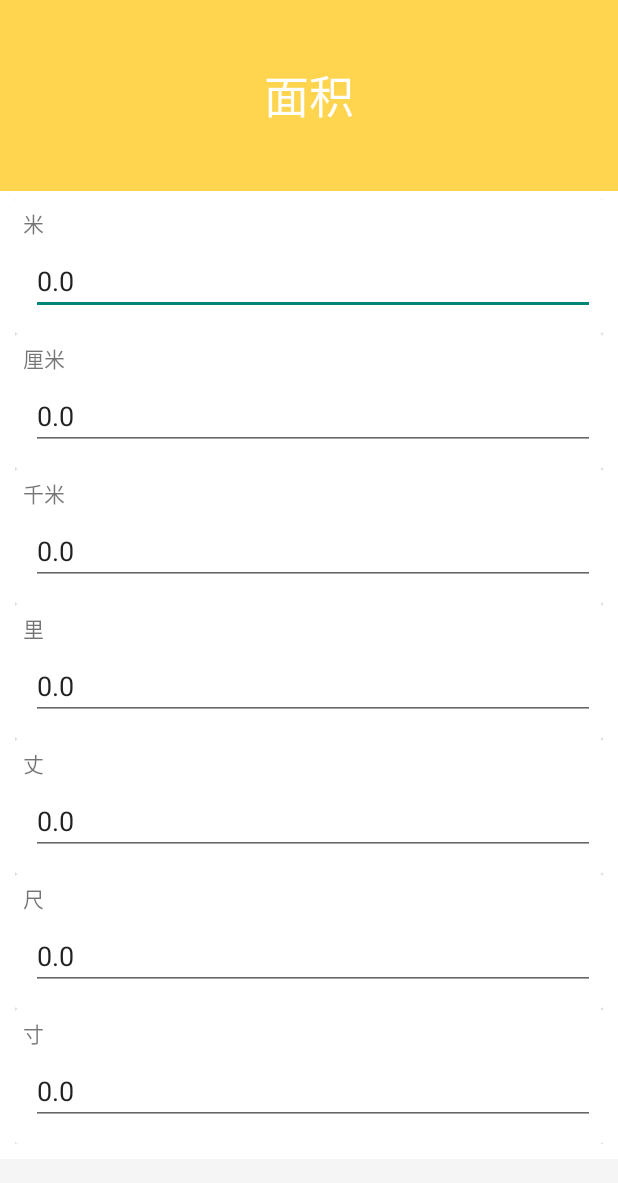
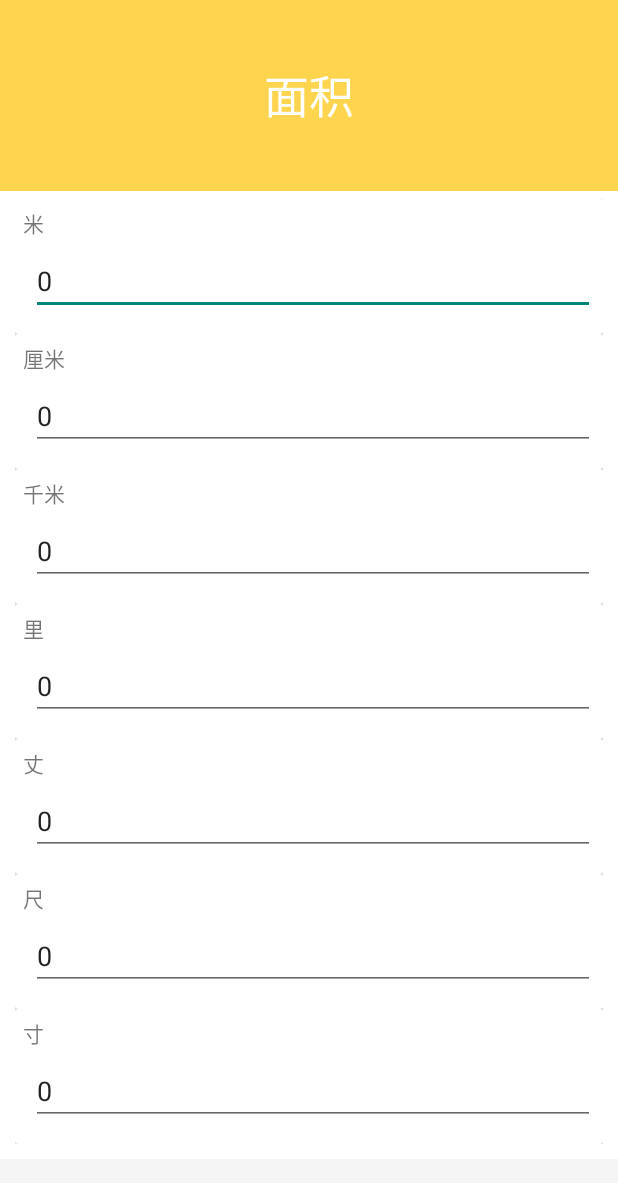
Before and after one commit to ctg168/MaterialSample, an Android app: the screen it shows after launch (MainActivity), in the side drawer, after a tap on "面积", on a phone screen of 412 x 824 dp. Shown: the top 1183 px of the screen. Run offline under Robolectric (Android 15) with nearby library versions, the phone set to English and light mode, and no system bars.

Commit message:
BigDecimal搞的头大啊！

```diff
--- a/app/src/main/java/com/terry/materialsample/Huan.java
+++ b/app/src/main/java/com/terry/materialsample/Huan.java
@@ -17,8 +17,10 @@ public abstract class Huan extends ArrayList<HuanItem> {
         ObjectName = objectName;
     }
 
-
-
-
-
+    public HuanItem getISItem() {
+        for (HuanItem item : this) {
+            if (item.IsSI) return item;
+        }
+        throw new RuntimeException("没有标准单位!");
+    }
 }
--- a/app/src/main/java/com/terry/materialsample/HuanFragment.java
+++ b/app/src/main/java/com/terry/materialsample/HuanFragment.java
@@ -18,6 +18,7 @@ import android.widget.LinearLayout;
 import android.widget.TextView;
 import android.widget.Toast;
 
+import java.math.BigDecimal;
 import java.util.HashSet;
 
 public class HuanFragment extends Fragment {
@@ -93,14 +94,17 @@ public class HuanFragment extends Fragment {
             TextView textView = (TextView) cardView.findViewById(R.id.item_name);
             textView.setText(item.ItemName);
 
-            EditText editText = (EditText) cardView.findViewById(R.id.item_value_editor);
-            editText.setText(String.valueOf(item.Value));
+            HuanItemEditText editText = (HuanItemEditText) cardView.findViewById(R.id.item_value_editor);
+            editText.setEditItem(item);
+            editText.setText(String.valueOf(BigDecimal.ZERO));
 
             item.EditorId = ++editorId;
             editText.setId(item.EditorId);
             editIds.add(item.EditorId);
 
             HuanTextWatcher watcher = new HuanTextWatcher(lstMain, item, editText, huan);
+
+
             editText.addTextChangedListener(watcher);
 
             lstMain.addView(cardView);
--- a/app/src/main/java/com/terry/materialsample/HuanItem.java
+++ b/app/src/main/java/com/terry/materialsample/HuanItem.java
@@ -1,4 +1,6 @@
 package com.terry.materialsample;
+
+import java.math.BigDecimal;
 
 /**
  * Created by terry on 2015/7/17.
@@ -14,13 +16,13 @@ public class HuanItem {
     public String ItemName;        //名称
     public String Symbol;          //符号
     public String ItemDesc;        //描述和定义
-    public double formula;         //换算公式
+    public BigDecimal formula;         //换算公式
     public String formulaDesc;     //换算描述
     public boolean IsCommon;       //是否常用
     public EqualTypeEnum EqualType;   //等于类型
-    public double Value;              //计算出的值
+    public BigDecimal Value;              //计算出的值
 
-    public HuanItem(int id, String itemName, String symbol, EqualTypeEnum equalType, double formula, String formulaDesc, boolean isCommon, boolean isSI, String itemDesc) {
+    public HuanItem(int id, String itemName, String symbol, EqualTypeEnum equalType, BigDecimal formula, String formulaDesc, boolean isCommon, boolean isSI, String itemDesc) {
         this.Id = id;
         EqualType = equalType;
         this.formula = formula;
--- /dev/null
+++ b/app/src/main/java/com/terry/materialsample/HuanItemEditText.java
@@ -0,0 +1,32 @@
+package com.terry.materialsample;
+
+import android.content.Context;
+import android.util.AttributeSet;
+import android.widget.EditText;
+
+/**
+ * Created by terry on 2015/7/29.
+ */
+public class HuanItemEditText extends android.support.v7.widget.AppCompatEditText {
+    private HuanItem EditItem;
+
+    public HuanItemEditText(Context context) {
+        super(context);
+    }
+
+    public HuanItemEditText(Context context, AttributeSet attrs) {
+        super(context, attrs);
+    }
+
+    public HuanItemEditText(Context context, AttributeSet attrs, int defStyleAttr) {
+        super(context, attrs, defStyleAttr);
+    }
+
+    public HuanItem getEditItem() {
+        return EditItem;
+    }
+
+    public void setEditItem(HuanItem editItem) {
+        EditItem = editItem;
+    }
+}
--- a/app/src/main/java/com/terry/materialsample/HuanTextWatcher.java
+++ b/app/src/main/java/com/terry/materialsample/HuanTextWatcher.java
@@ -6,6 +6,8 @@ import android.view.View;
 import android.view.ViewGroup;
 import android.widget.EditText;
 
+import java.math.BigDecimal;
+import java.math.RoundingMode;
 import java.text.DecimalFormat;
 import java.text.DecimalFormatSymbols;
 import java.text.NumberFormat;
@@ -15,22 +17,27 @@ import java.util.Locale;
 public class HuanTextWatcher implements TextWatcher {
 
     ViewGroup container;
-    View Sender;
+    HuanItemEditText Sender;
     HuanItem SourceItem;
-    Huan ItemSet;
+    HuanItem ISHuanItem;
+    Huan mHuan;
 
-    DecimalFormat decimalFormatter = (DecimalFormat) NumberFormat.getInstance(Locale.US);
+
+    DecimalFormat decimalFormatter = (DecimalFormat) NumberFormat.getInstance(Locale.CHINESE);
+    //DecimalFormat decimalFormatter = (DecimalFormat) NumberFormat.getInstance(Locale.US);
     DecimalFormatSymbols symbols = decimalFormatter.getDecimalFormatSymbols();
 
-    public HuanTextWatcher(ViewGroup container, HuanItem sourceItem, View sender, Huan itemSet) {
+    public HuanTextWatcher(ViewGroup container, HuanItem sourceItem, HuanItemEditText sender, Huan itemSet) {
         this.container = container;
         this.SourceItem = sourceItem;
         this.Sender = sender;
-        this.ItemSet = itemSet;
+        this.mHuan = itemSet;
+
+        this.ISHuanItem = mHuan.getISItem();
 
         symbols.setGroupingSeparator(',');
         decimalFormatter.setDecimalFormatSymbols(symbols);
-
+        decimalFormatter.setMaximumFractionDigits(10);
     }
 
     @Override
@@ -41,22 +48,27 @@ public class HuanTextWatcher implements TextWatcher {
     @Override
     public void onTextChanged(CharSequence s, int start, int before, int count) {
         if (!Sender.isFocused()) return;
-
         int sourceId = Sender.getId();
+        SourceItem = Sender.getEditItem(); //编辑项
 
         System.out.println(String.format("On text changed on %s in %s", s, Sender.getId()));
         if (s.length() > 0) {
-            double TargetValue = Double.parseDouble(s.toString());
-            for (HuanItem item : ItemSet) {
+
+            //文本值转换成标准值
+            BigDecimal StdValue = new BigDecimal(s.toString()).multiply(SourceItem.formula);
+
+            for (HuanItem item : mHuan) {
                 if (item.EditorId != sourceId) {
+                    BigDecimal rValue = StdValue.divide(item.formula, 10, BigDecimal.ROUND_HALF_EVEN);
+                    String aValue = decimalFormatter.format(rValue);
 
                     EditText editText = (EditText) container.findViewById(item.EditorId);
                     // editText.setText(String.format("%,.2f", String.valueOf(TargetValue / item.formula)));
-                    editText.setText(decimalFormatter.format(TargetValue / item.formula));
+                    editText.setText(aValue);
                 }
             }
         } else {
-            for (HuanItem item : ItemSet) {
+            for (HuanItem item : mHuan) {
                 if (item.EditorId != sourceId) {
                     EditText editText = (EditText) container.findViewById(item.EditorId);
                     editText.setText("");
--- a/app/src/main/java/com/terry/materialsample/LengthHuan.java
+++ b/app/src/main/java/com/terry/materialsample/LengthHuan.java
@@ -1,18 +1,19 @@
 package com.terry.materialsample;
 
+
+import java.math.BigDecimal;
 
 public class LengthHuan extends Huan {
 
     public LengthHuan() {
-        HuanItem huanItem_m = new HuanItem(1, "米", "m[<2>]", EqualTypeEnum.Equal, 1.0, "", true, true, "光在真空中1⁄299 792 458秒走过的距离（国际单位制基本单位）");
-        HuanItem huanItem_cm = new HuanItem(2, "厘米", "cm", EqualTypeEnum.Equal, 0.01, "", true, false, "一米的百分之一");
-        HuanItem huanItem_km = new HuanItem(3, "千米", "km", EqualTypeEnum.Equal, 1000.0, "", true, false, "一米的一千倍，也叫公里");
+        HuanItem huanItem_m = new HuanItem(1, "米", "m[<2>]", EqualTypeEnum.Equal, new BigDecimal(1.0), "", true, true, "光在真空中1⁄299 792 458秒走过的距离（国际单位制基本单位）");
+        HuanItem huanItem_cm = new HuanItem(2, "厘米", "cm", EqualTypeEnum.Equal, new BigDecimal(0.01), "", true, false, "一米的百分之一");
+        HuanItem huanItem_km = new HuanItem(3, "千米", "km", EqualTypeEnum.Equal, new BigDecimal(1000.0), "", true, false, "一米的一千倍，也叫公里");
+        HuanItem huanItem_li = new HuanItem(4, "里", "li", EqualTypeEnum.Equal, new BigDecimal(500.0), "", true, false, "一里(150丈),500米");
 
-        HuanItem huanItem_li = new HuanItem(4, "里", "li", EqualTypeEnum.Equal, 500.0, "", true, false, "一里(150丈),500米");
-        HuanItem huanItem_zhang = new HuanItem(5, "丈", "zhang", EqualTypeEnum.Equal, 3.33333, "", true, false, "10米/3");
-        HuanItem huanItem_chi = new HuanItem(6, "尺", "chi", EqualTypeEnum.Equal, 0.3333333, "", true, false, "1米/3");
-        HuanItem huanItem_cun = new HuanItem(7, "寸", "cun", EqualTypeEnum.Equal, 0.03333333, "", true, false, "1米/30(3.33厘米)");
-
+        HuanItem huanItem_chi = new HuanItem(6, "尺", "chi", EqualTypeEnum.Equal, huanItem_m.formula.divide(new BigDecimal("3.0"), 10, BigDecimal.ROUND_HALF_EVEN), "", true, false, "1米/3");
+        HuanItem huanItem_zhang = new HuanItem(5, "丈", "zhang", EqualTypeEnum.Equal, huanItem_chi.formula.multiply(new BigDecimal("10.0")), "", true, false, "10米/3");
+        HuanItem huanItem_cun = new HuanItem(7, "寸", "cun", EqualTypeEnum.Equal, huanItem_chi.formula.divide(new BigDecimal("10.0"), 10, BigDecimal.ROUND_HALF_EVEN), "", true, false, "1米/30(3.33厘米)");
 
         this.add(huanItem_m);
         this.add(huanItem_cm);
--- a/app/src/main/res/layout/huan_item_layout.xml
+++ b/app/src/main/res/layout/huan_item_layout.xml
@@ -30,7 +30,7 @@
             android:layout_marginLeft="5dp"
             android:layout_marginTop="5dp">
 
-            <android.support.v7.widget.AppCompatEditText
+            <com.terry.materialsample.HuanItemEditText
                 android:id="@+id/item_value_editor"
                 android:layout_width="match_parent"
                 android:layout_height="wrap_content"
```
Also changed, not shown: app/src/main/java/com/terry/materialsample/MainActivity.java (+5 -2 lines).
